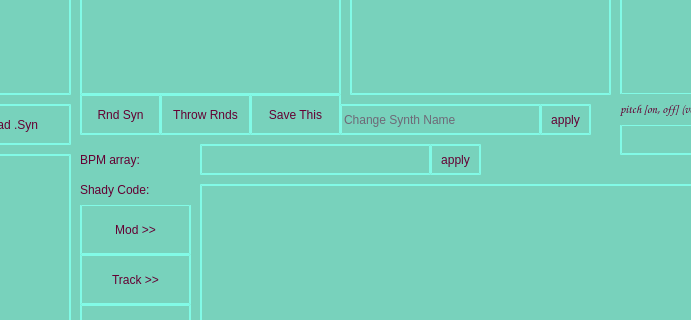
qm210/aSleaZyn, file aSleaZynUI.ui: the form before one commit; both pictures show x 200 to 891 and y 269 to 589 of the 1119 by 819 pixel window.
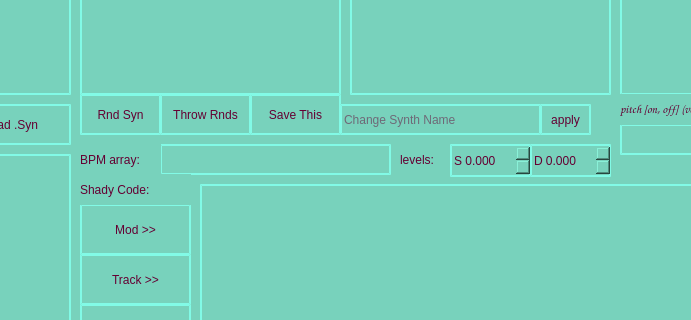
The form after the commit.

Commit message: changes in synth, control synth vs drum levels

```diff
--- a/aSleaZynUI.ui
+++ b/aSleaZynUI.ui
@@ -286,7 +286,7 @@
    <widget class="QLineEdit" name="editBPM">
     <property name="geometry">
      <rect>
-      <x>400</x>
+      <x>360</x>
       <y>390</y>
       <width>231</width>
       <height>31</height>
@@ -630,7 +630,7 @@
      <rect>
       <x>280</x>
       <y>390</y>
-      <width>111</width>
+      <width>81</width>
       <height>31</height>
      </rect>
     </property>
@@ -705,19 +705,6 @@
      <string>Reload .Syn</string>
     </property>
    </widget>
-   <widget class="QPushButton" name="btnApplyBPM">
-    <property name="geometry">
-     <rect>
-      <x>630</x>
-      <y>390</y>
-      <width>51</width>
-      <height>31</height>
-     </rect>
-    </property>
-    <property name="text">
-     <string>apply</string>
-    </property>
-   </widget>
    <widget class="QCheckBox" name="checkWriteWAV">
     <property name="geometry">
      <rect>
@@ -731,6 +718,69 @@
      <string>write .WAV</string>
     </property>
    </widget>
+   <widget class="QLabel" name="label_6">
+    <property name="geometry">
+     <rect>
+      <x>600</x>
+      <y>390</y>
+      <width>41</width>
+      <height>31</height>
+     </rect>
+    </property>
+    <property name="styleSheet">
+     <string notr="true">border: none;</string>
+    </property>
+    <property name="text">
+     <string>levels:</string>
+    </property>
+   </widget>
+   <widget class="QDoubleSpinBox" name="spinLevelSyn">
+    <property name="geometry">
+     <rect>
+      <x>650</x>
+      <y>390</y>
+      <width>81</width>
+      <height>33</height>
+     </rect>
+    </property>
+    <property name="prefix">
+     <string>S </string>
+    </property>
+    <property name="suffix">
+     <string/>
+    </property>
+    <property name="decimals">
+     <number>3</number>
+    </property>
+    <property name="maximum">
+     <double>9.990000000000000</double>
+    </property>
+    <property name="singleStep">
+     <double>0.050000000000000</double>
+    </property>
+   </widget>
+   <widget class="QDoubleSpinBox" name="spinLevelDrum">
+    <property name="geometry">
+     <rect>
+      <x>730</x>
+      <y>390</y>
+      <width>81</width>
+      <height>33</height>
+     </rect>
+    </property>
+    <property name="prefix">
+     <string>D </string>
+    </property>
+    <property name="decimals">
+     <number>3</number>
+    </property>
+    <property name="maximum">
+     <double>9.990000000000000</double>
+    </property>
+    <property name="singleStep">
+     <double>0.050000000000000</double>
+    </property>
+   </widget>
   </widget>
   <widget class="QMenuBar" name="menubar">
    <property name="geometry">
```
The commit also changes 5 other files.
